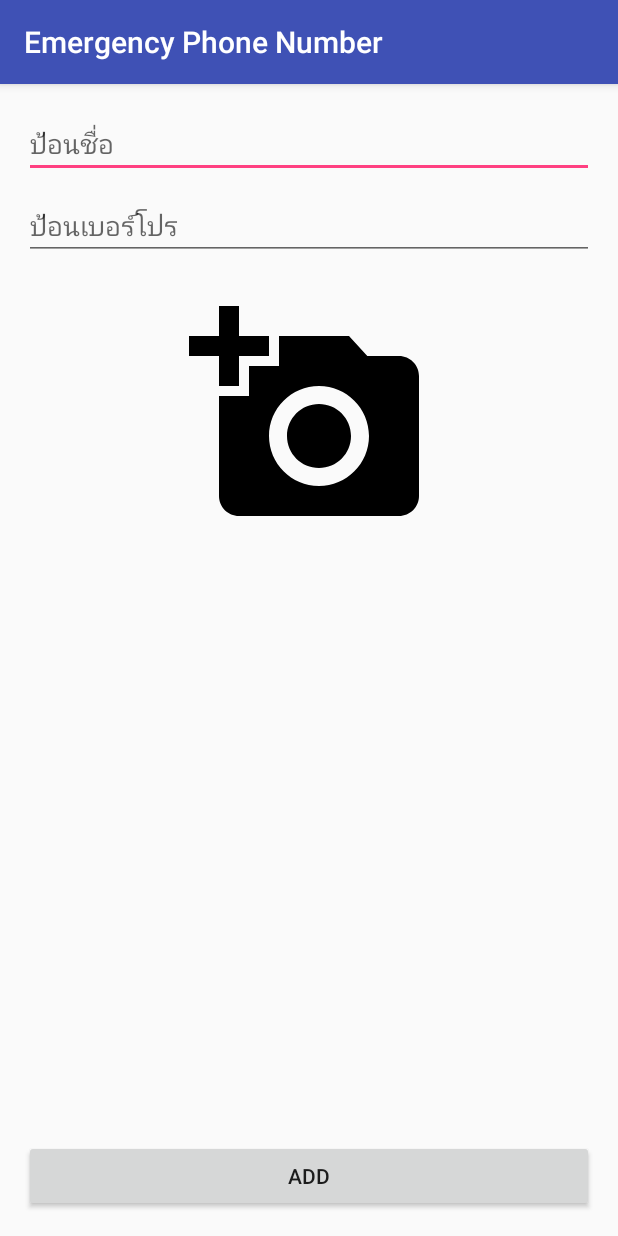
After one commit to Neztar/EmergencyPhoneNumber, an Android app: the AddPhoneActivity screen opened directly, with no data from a screen before it, on a phone screen of 412 x 824 dp. The commit adds this screen. Run offline under Robolectric (Android 15) with nearby library versions, the phone set to English and light mode, and no system bars; libraries missing offline, so code that uses them is left out: pl.aprilapps.easyphotopicker.

Commit message:
commit naja

```diff
--- a/app/build.gradle
+++ b/app/build.gradle
@@ -4,7 +4,7 @@ android {
     compileSdkVersion 26
     defaultConfig {
         applicationId "a07580542.emergencyphonenumber"
-        minSdkVersion 15
+        minSdkVersion 16
         targetSdkVersion 26
         versionCode 1
         versionName "1.0"
@@ -20,9 +20,11 @@ android {
 
 dependencies {
     implementation fileTree(dir: 'libs', include: ['*.jar'])
-    implementation 'com.android.support:appcompat-v7:26.1.0'
+    implementation 'com.android.support:appcompat-v7:26.0.0-beta1'
+    implementation 'com.android.support:design:26.0.0-beta1'
     implementation 'com.android.support.constraint:constraint-layout:1.0.2'
     testImplementation 'junit:junit:4.12'
     androidTestImplementation 'com.android.support.test:runner:1.0.1'
     androidTestImplementation 'com.android.support.test.espresso:espresso-core:3.0.1'
+    compile 'com.github.jkwiecien:EasyImage:2.0.4'
 }
--- a/app/src/main/AndroidManifest.xml
+++ b/app/src/main/AndroidManifest.xml
@@ -1,6 +1,7 @@
 <?xml version="1.0" encoding="utf-8"?>
 <manifest xmlns:android="http://schemas.android.com/apk/res/android"
     package="a07580542.emergencyphonenumber">
+    <uses-permission android:name="android.permission.WRITE_EXTERNAL_STORAGE" />
 
     <application
         android:allowBackup="true"
@@ -16,6 +17,7 @@
                 <category android:name="android.intent.category.LAUNCHER" />
             </intent-filter>
         </activity>
+        <activity android:name=".AddPhoneActivity"></activity>
     </application>
 
 </manifest>
--- /dev/null
+++ b/app/src/main/java/a07580542/emergencyphonenumber/AddPhoneActivity.java
@@ -0,0 +1,39 @@
+package a07580542.emergencyphonenumber;
+
+import android.support.v7.app.AppCompatActivity;
+import android.os.Bundle;
+import android.view.View;
+import android.widget.Button;
+import android.widget.EditText;
+import android.widget.ImageView;
+
+import pl.aprilapps.easyphotopicker.EasyImage;
+
+public class AddPhoneActivity extends AppCompatActivity implements View.OnClickListener {
+    private EditText phonetitle,phonenumber;
+    private ImageView phoneimage;
+    private Button phoneadd;
+    @Override
+    protected void onCreate(Bundle savedInstanceState) {
+        super.onCreate(savedInstanceState);
+        setContentView(R.layout.activity_add_phone);
+
+        phonetitle = findViewById(R.id.phone_title_edittext);
+        phonenumber = findViewById(R.id.phone_number_edittext);
+        phoneimage = findViewById(R.id.phone_image_view);
+        phoneadd = findViewById(R.id.phone_add_button);
+
+        phoneadd.setOnClickListener(this);
+        phoneimage.setOnClickListener(this);
+    }
+
+    @Override
+    public void onClick(View view) {
+     int viewid = view.getId();
+     if(viewid==R.id.phone_image_view){
+         EasyImage.openChooserWithGallery(AddPhoneActivity.this,"ถ่ายรูปหรือเลือกรูปภาพที่ต้องการ",0 );
+     }else if(viewid==R.id.phone_add_button){
+
+     }
+    }
+}
--- /dev/null
+++ b/app/src/main/res/drawable/ic_add_a_photo.xml
@@ -0,0 +1,9 @@
+<vector xmlns:android="http://schemas.android.com/apk/res/android"
+        android:width="24dp"
+        android:height="24dp"
+        android:viewportWidth="24.0"
+        android:viewportHeight="24.0">
+    <path
+        android:fillColor="#FF000000"
+        android:pathData="M3,4L3,1h2v3h3v2L5,6v3L3,9L3,6L0,6L0,4h3zM6,10L6,7h3L9,4h7l1.83,2L21,6c1.1,0 2,0.9 2,2v12c0,1.1 -0.9,2 -2,2L5,22c-1.1,0 -2,-0.9 -2,-2L3,10h3zM13,19c2.76,0 5,-2.24 5,-5s-2.24,-5 -5,-5 -5,2.24 -5,5 2.24,5 5,5zM9.8,14c0,1.77 1.43,3.2 3.2,3.2s3.2,-1.43 3.2,-3.2 -1.43,-3.2 -3.2,-3.2 -3.2,1.43 -3.2,3.2z"/>
+</vector>
--- /dev/null
+++ b/app/src/main/res/layout/activity_add_phone.xml
@@ -0,0 +1,60 @@
+<?xml version="1.0" encoding="utf-8"?>
+<android.support.constraint.ConstraintLayout xmlns:android="http://schemas.android.com/apk/res/android"
+    xmlns:app="http://schemas.android.com/apk/res-auto"
+    xmlns:tools="http://schemas.android.com/tools"
+    android:layout_width="match_parent"
+    android:layout_height="match_parent"
+    tools:context="a07580542.emergencyphonenumber.AddPhoneActivity">
+
+    <EditText
+        android:id="@+id/phone_title_edit_text"
+        android:layout_width="0dp"
+        android:layout_height="wrap_content"
+        android:layout_marginEnd="16dp"
+        android:layout_marginStart="16dp"
+        android:layout_marginTop="16dp"
+        android:ems="10"
+        android:hint="ป้อนชื่อ"
+        android:inputType="textPersonName"
+        app:layout_constraintEnd_toEndOf="parent"
+        app:layout_constraintStart_toStartOf="parent"
+        app:layout_constraintTop_toTopOf="parent" />
+
+    <EditText
+        android:id="@+id/phone_number_edit_text"
+        android:layout_width="0dp"
+        android:layout_height="wrap_content"
+        android:layout_marginEnd="16dp"
+        android:layout_marginStart="16dp"
+        android:layout_marginTop="8dp"
+        android:ems="10"
+        android:hint="ป้อนเบอร์โปร"
+        android:inputType="number"
+        app:layout_constraintEnd_toEndOf="parent"
+        app:layout_constraintStart_toStartOf="parent"
+        app:layout_constraintTop_toBottomOf="@+id/phone_title_edit_text" />
+
+    <ImageView
+        android:id="@+id/phone_image_view"
+        android:layout_width="160dp"
+        android:layout_height="160dp"
+        android:layout_marginEnd="16dp"
+        android:layout_marginStart="16dp"
+        android:layout_marginTop="24dp"
+        app:layout_constraintEnd_toEndOf="parent"
+        app:layout_constraintStart_toStartOf="parent"
+        app:layout_constraintTop_toBottomOf="@+id/phone_number_edit_text"
+        app:srcCompat="@drawable/ic_add_a_photo" />
+
+    <Button
+        android:id="@+id/phone_add_button"
+        android:layout_width="0dp"
+        android:layout_height="wrap_content"
+        android:layout_marginBottom="16dp"
+        android:layout_marginEnd="16dp"
+        android:layout_marginStart="16dp"
+        android:text="ADD"
+        app:layout_constraintBottom_toBottomOf="parent"
+        app:layout_constraintEnd_toEndOf="parent"
+        app:layout_constraintStart_toStartOf="parent" />
+</android.support.constraint.ConstraintLayout>
--- a/build.gradle
+++ b/build.gradle
@@ -19,6 +19,7 @@ allprojects {
     repositories {
         google()
         jcenter()
+        maven { url 'https://jitpack.io'}
     }
 }
 
```
Also changed, not shown: app/src/main/java/a07580542/emergencyphonenumber/MainActivity.java (+10 -0 lines), app/src/main/res/drawable/ic_add.xml (added, +9 -0 lines), app/src/main/res/layout/activity_main.xml (+27 -9 lines).
